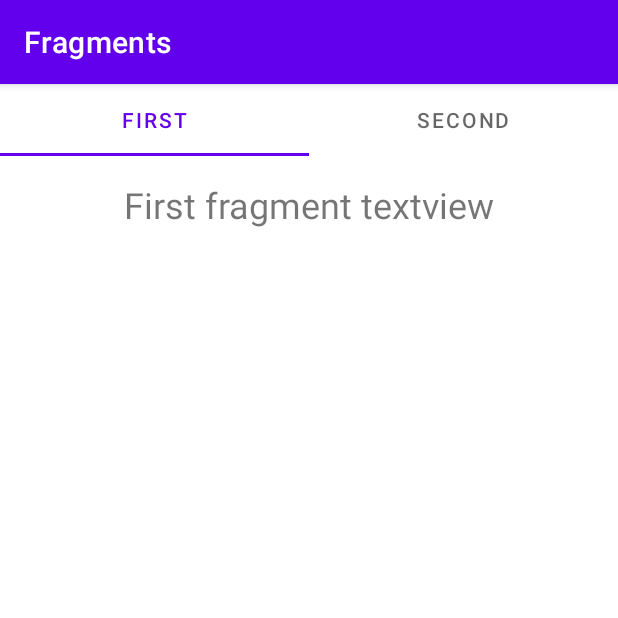
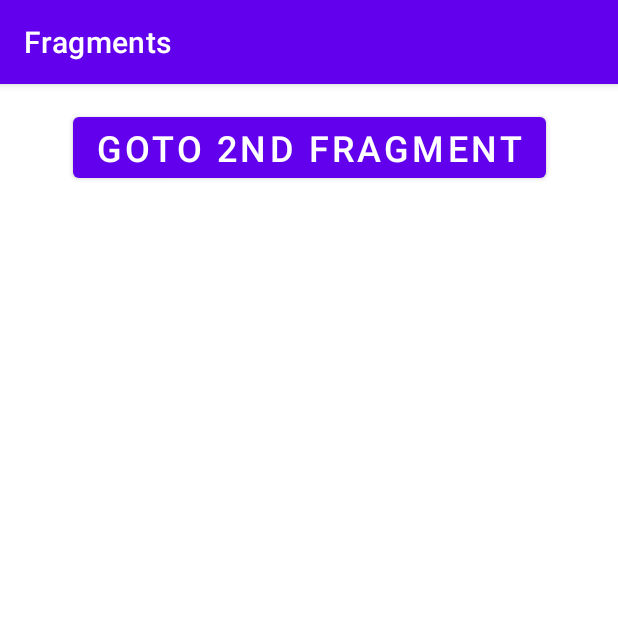
Before and after one commit to anonrootkit/fragments, an Android app: the screen it shows after launch (MainActivity), on a phone screen of 412 x 824 dp, the top half of it. Run offline under Robolectric (Android 15) with nearby library versions, the phone set to English and light mode, and no system bars.

Commit message:
Navigation Components added.

```diff
--- a/app/build.gradle
+++ b/app/build.gradle
@@ -40,6 +40,8 @@ dependencies {
     implementation 'androidx.appcompat:appcompat:1.2.0'
     implementation 'com.google.android.material:material:1.3.0'
     implementation 'androidx.constraintlayout:constraintlayout:2.0.4'
+    implementation 'androidx.navigation:navigation-fragment-ktx:2.3.5'
+    implementation 'androidx.navigation:navigation-ui-ktx:2.3.5'
     testImplementation 'junit:junit:4.+'
     androidTestImplementation 'androidx.test.ext:junit:1.1.2'
     androidTestImplementation 'androidx.test.espresso:espresso-core:3.3.0'
--- a/app/src/main/java/com/example/fragments/MainActivity.kt
+++ b/app/src/main/java/com/example/fragments/MainActivity.kt
@@ -3,6 +3,7 @@ package com.example.fragments
 import androidx.appcompat.app.AppCompatActivity
 import android.os.Bundle
 import androidx.fragment.app.Fragment
+import androidx.navigation.findNavController
 import com.example.fragments.fragments.FirstFragment
 import com.example.fragments.fragments.SecondFragment
 import kotlinx.android.synthetic.main.activity_main.*
@@ -11,17 +12,5 @@ class MainActivity : AppCompatActivity() {
     override fun onCreate(savedInstanceState: Bundle?) {
         super.onCreate(savedInstanceState)
         setContentView(R.layout.activity_main)
-
-        val list = ArrayList<Fragment>()
-        list.add(FirstFragment())
-        list.add(SecondFragment())
-
-
-        view_pager.apply {
-            adapter = ViewPagerAdapter(supportFragmentManager, list)
-        }
-
-        tab_layout.setupWithViewPager(view_pager)
     }
-
 }
--- a/app/src/main/java/com/example/fragments/fragments/FirstFragment.kt
+++ b/app/src/main/java/com/example/fragments/fragments/FirstFragment.kt
@@ -5,11 +5,21 @@ import android.view.LayoutInflater
 import android.view.View
 import android.view.ViewGroup
 import androidx.fragment.app.Fragment
+import androidx.navigation.fragment.findNavController
 import com.example.fragments.R
+import kotlinx.android.synthetic.main.fragment_first.*
 
 class FirstFragment : Fragment() {
 
     override fun onCreateView(inflater: LayoutInflater, container: ViewGroup?, savedInstanceState: Bundle?): View {
         return inflater.inflate(R.layout.fragment_first, container, false)
     }
+
+    override fun onViewCreated(view: View, savedInstanceState: Bundle?) {
+        super.onViewCreated(view, savedInstanceState)
+
+        goto_second_button.setOnClickListener {
+            findNavController().navigate(R.id.action_firstFragment_to_secondFragment)
+        }
+    }
 }
--- a/app/src/main/java/com/example/fragments/fragments/SecondFragment.kt
+++ b/app/src/main/java/com/example/fragments/fragments/SecondFragment.kt
@@ -5,7 +5,9 @@ import android.view.LayoutInflater
 import android.view.View
 import android.view.ViewGroup
 import androidx.fragment.app.Fragment
+import androidx.navigation.fragment.findNavController
 import com.example.fragments.R
+import kotlinx.android.synthetic.main.fragment_second.*
 
 class SecondFragment : Fragment() {
 
@@ -16,4 +18,13 @@ class SecondFragment : Fragment() {
     ): View {
         return inflater.inflate(R.layout.fragment_second, container, false)
     }
+
+
+    override fun onViewCreated(view: View, savedInstanceState: Bundle?) {
+        super.onViewCreated(view, savedInstanceState)
+
+        goto_first_button.setOnClickListener {
+            findNavController().navigate(R.id.action_secondFragment_to_firstFragment)
+        }
+    }
 }
--- a/app/src/main/res/layout/activity_main.xml
+++ b/app/src/main/res/layout/activity_main.xml
@@ -6,23 +6,16 @@
     android:layout_height="match_parent"
     tools:context=".MainActivity">
 
-    <com.google.android.material.tabs.TabLayout
-        android:layout_width="0dp"
-        android:layout_height="wrap_content"
-        app:layout_constraintTop_toTopOf="parent"
-        app:layout_constraintStart_toStartOf="parent"
-        app:layout_constraintEnd_toEndOf="parent"
-        android:id="@+id/tab_layout"
-        />
-
-    <androidx.viewpager.widget.ViewPager
+    <fragment
         android:layout_width="0dp"
         android:layout_height="0dp"
-        app:layout_constraintTop_toBottomOf="@id/tab_layout"
+        app:layout_constraintTop_toTopOf="parent"
         app:layout_constraintBottom_toBottomOf="parent"
         app:layout_constraintStart_toStartOf="parent"
         app:layout_constraintEnd_toEndOf="parent"
-        android:id="@+id/view_pager"
+        android:id="@+id/fragments_container"
+        android:name="androidx.navigation.fragment.NavHostFragment"
+        app:defaultNavHost="true"
+        app:navGraph="@navigation/main_activity_navigation"
         />
-
 </androidx.constraintlayout.widget.ConstraintLayout>
--- a/app/src/main/res/layout/fragment_first.xml
+++ b/app/src/main/res/layout/fragment_first.xml
@@ -4,14 +4,15 @@
     android:layout_height="match_parent"
     xmlns:app="http://schemas.android.com/apk/res-auto">
 
-    <TextView
+    <Button
         android:layout_width="wrap_content"
         android:layout_height="wrap_content"
-        android:text="First fragment textview"
+        android:text="Goto 2nd Fragment"
         android:textSize="24sp"
         app:layout_constraintTop_toTopOf="parent"
         app:layout_constraintStart_toStartOf="parent"
-        android:padding="16dp"
+        android:layout_margin="16dp"
+        android:id="@+id/goto_second_button"
         app:layout_constraintEnd_toEndOf="parent"
         />
 
--- a/app/src/main/res/layout/fragment_second.xml
+++ b/app/src/main/res/layout/fragment_second.xml
@@ -4,15 +4,15 @@
     android:layout_height="match_parent"
     xmlns:app="http://schemas.android.com/apk/res-auto">
 
-    <TextView
+    <Button
+        app:layout_constraintEnd_toEndOf="parent"
+        app:layout_constraintStart_toStartOf="parent"
+        app:layout_constraintTop_toTopOf="parent"
         android:layout_width="wrap_content"
         android:layout_height="wrap_content"
-        android:text="Second fragment textview"
-        android:textSize="24sp"
-        app:layout_constraintTop_toTopOf="parent"
-        app:layout_constraintStart_toStartOf="parent"
-        android:padding="16dp"
-        app:layout_constraintEnd_toEndOf="parent"
-        />
+        android:layout_margin="16dp"
+        android:text="Goto 1st Fragment"
+        android:id="@+id/goto_first_button"
+        android:textSize="24sp" />
 
 </androidx.constraintlayout.widget.ConstraintLayout>
--- /dev/null
+++ b/app/src/main/res/navigation/main_activity_navigation.xml
@@ -0,0 +1,23 @@
+<?xml version="1.0" encoding="utf-8"?>
+<navigation xmlns:android="http://schemas.android.com/apk/res/android"
+    xmlns:app="http://schemas.android.com/apk/res-auto" android:id="@+id/main_activity_navigation"
+    app:startDestination="@id/firstFragment">
+
+    <fragment
+        android:id="@+id/firstFragment"
+        android:name="com.example.fragments.fragments.FirstFragment"
+        android:label="FirstFragment" >
+        <action
+            android:id="@+id/action_firstFragment_to_secondFragment"
+            app:destination="@id/secondFragment" />
+    </fragment>
+
+    <fragment
+        android:id="@+id/secondFragment"
+        android:name="com.example.fragments.fragments.SecondFragment"
+        android:label="SecondFragment" >
+        <action
+            android:id="@+id/action_secondFragment_to_firstFragment"
+            app:destination="@id/firstFragment" />
+    </fragment>
+</navigation>
```
